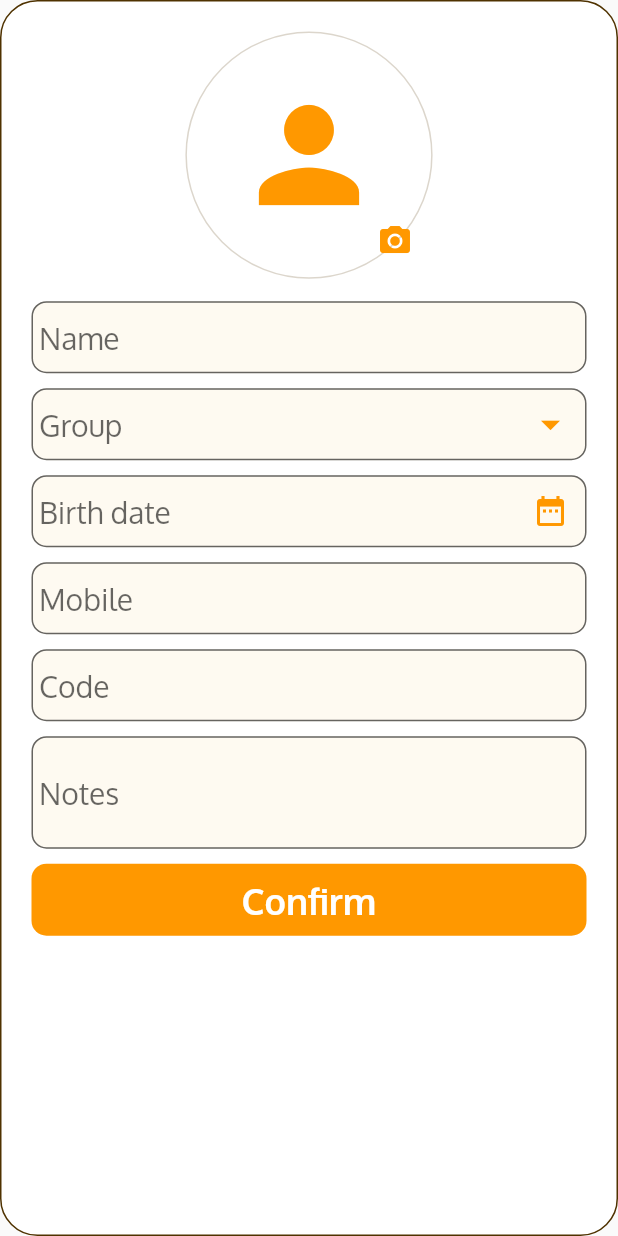
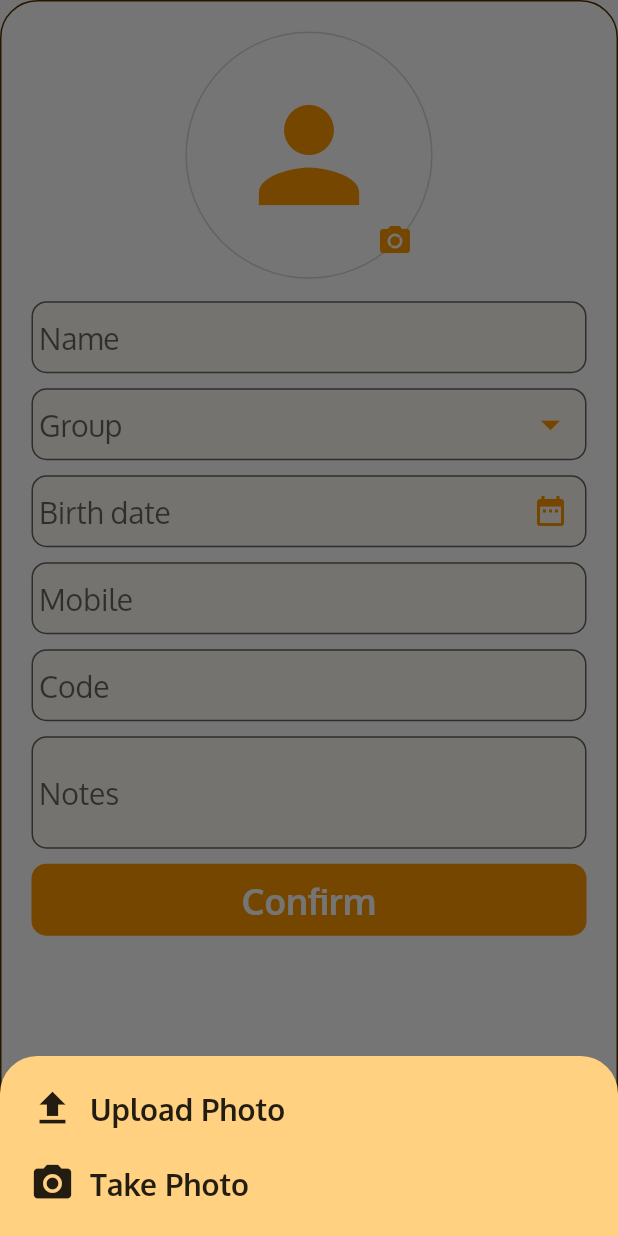
Before and after one commit to Mina-Nabil/StMaryFC, a Flutter app: the AddUsersScreen widget shown alone on an empty page, opened directly, after a tap on the "camera alt" icon, on a phone screen of 412 x 824 dp. Run offline on Flutter 3.47's test engine with Material 2 defaults, Android fonts, the phone set to English and light mode, and no system bars; our stand-ins replace flutter_secure_storage, font_awesome_flutter, image_cropper, image_picker, page_transition, webview_flutter; accounts and stored records are empty; network calls fail.

Commit message:
support upload image from phone photos

```diff
--- a/lib/screens/AddUsersScreen.dart
+++ b/lib/screens/AddUsersScreen.dart
@@ -98,7 +98,7 @@ class _AddUsersScreenState extends State<AddUsersScreen> {
                               Icons.camera_alt,
                               color: Theme.of(context).primaryColor,
                             ),
-                            onPressed: () => getImage(ImageSource.camera)))
+                            onPressed: () => _addProfilePicture()))
                   ],
                 ),
               ),
@@ -352,4 +352,63 @@ print(status);
     _notesController.clear();
 
   }
+
+  void _addProfilePicture() {
+    showModalBottomSheet(
+      backgroundColor: Colors.transparent,
+      context: context,
+      builder: (_) {
+        return Container(
+          decoration: new BoxDecoration(
+            color: Colors.orangeAccent[100],
+            borderRadius: new BorderRadius.only(
+            topLeft: const Radius.circular(25.0),
+            topRight: const Radius.circular(25.0))
+          ),
+
+          //height: MediaQuery.of(context).size.height/8,
+          child: Column(
+            mainAxisAlignment: MainAxisAlignment.spaceEvenly,
+            mainAxisSize: MainAxisSize.min,
+            crossAxisAlignment: CrossAxisAlignment.start,
+            children: [
+              Container(
+                margin: EdgeInsets.only(left: 20, top: 20, bottom: 10),
+                child: InkWell(
+                  child: Row(
+                    children: [
+                    Icon(Icons.file_upload, size: 30,),
+                    SizedBox(width: 10,),
+                    Text("Upload Photo", style: TextStyle(fontSize: 20, fontWeight: FontWeight.bold),),
+                    ],
+                  ),
+                  onTap: () {
+                    getImage(ImageSource.gallery);
+                    Navigator.of(context).pop();
+                  },
+                ),
+              ),
+              Container(
+                margin: EdgeInsets.only(left: 20, top: 10, bottom: 20),
+
+                child: InkWell(
+                  child: Row(
+                    children: [
+                    Icon(Icons.camera_alt,size: 30,),
+                    SizedBox(width: 10,),
+                    Text("Take Photo",style: TextStyle(fontSize: 20, fontWeight: FontWeight.bold),),
+                    ],
+                  ),
+                  onTap: () {
+                    getImage(ImageSource.camera);
+                    Navigator.of(context).pop();
+                  },
+                ),
+              ),
+            ],
+          )
+        );
+      }
+    );
+  }
 }
--- a/lib/screens/GroupsScreen.dart
+++ b/lib/screens/GroupsScreen.dart
@@ -1,5 +1,4 @@
 import 'package:StMaryFA/providers/GroupsProvider.dart';
-import 'package:flutter/foundation.dart';
 import 'package:flutter/material.dart';
 import 'package:font_awesome_flutter/font_awesome_flutter.dart';
 import 'package:provider/provider.dart';
```
